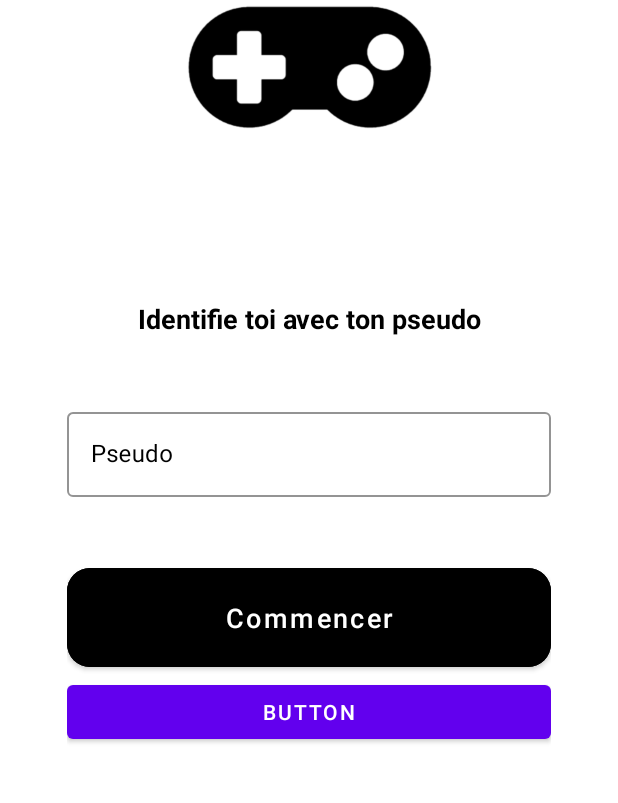
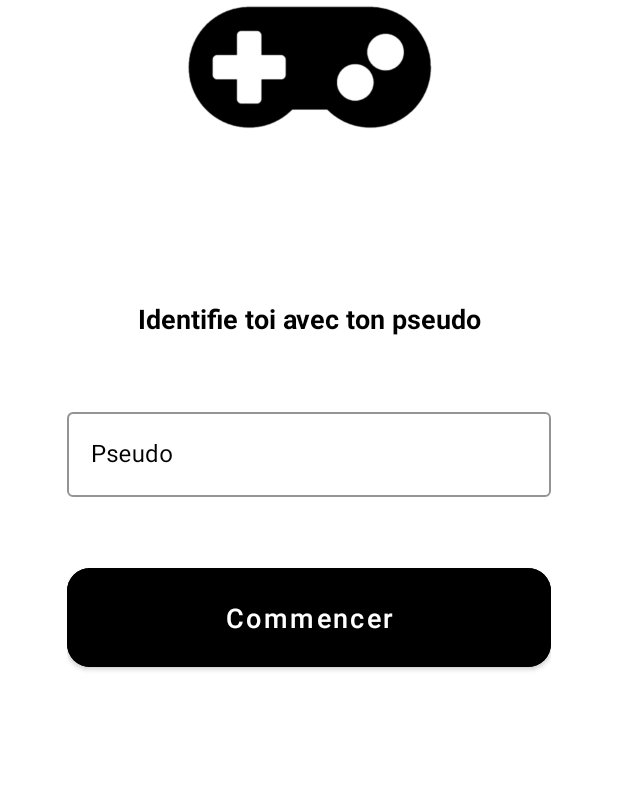
Before and after one commit to tdac2806/ProjetAndroid, an Android app: the screen it shows after launch (MainActivity), on a phone screen of 412 x 824 dp, the part 104-907 px from its top. Run offline under Robolectric (Android 15) with nearby library versions, the phone set to English and light mode, and no system bars.

Commit message:
Update fragment_login (delete a button)

```diff
--- a/app/src/main/res/layout/fragment_login.xml
+++ b/app/src/main/res/layout/fragment_login.xml
@@ -88,10 +88,4 @@
         android:textSize="18sp"
         app:cornerRadius="15dp" />
 
-    <Button
-        android:id="@+id/loginThemeButton"
-        android:layout_width="match_parent"
-        android:layout_height="wrap_content"
-        android:text="Button" />
-
 </LinearLayout>
```
